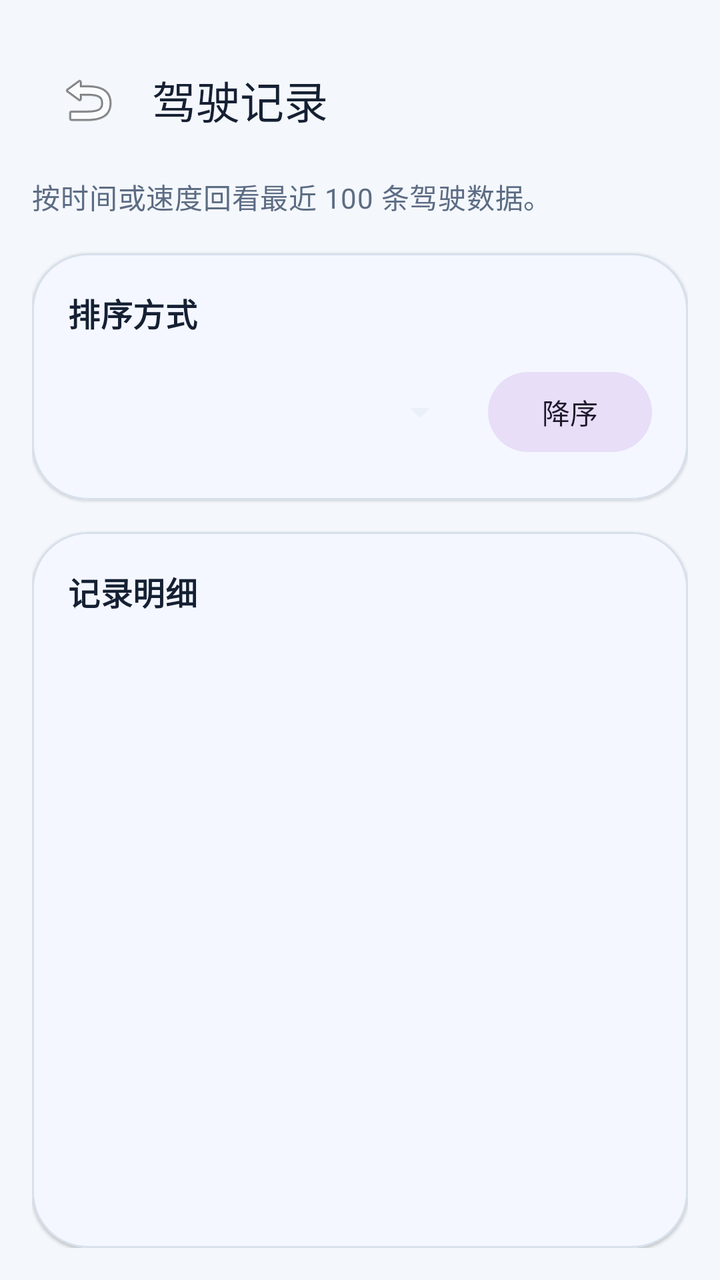
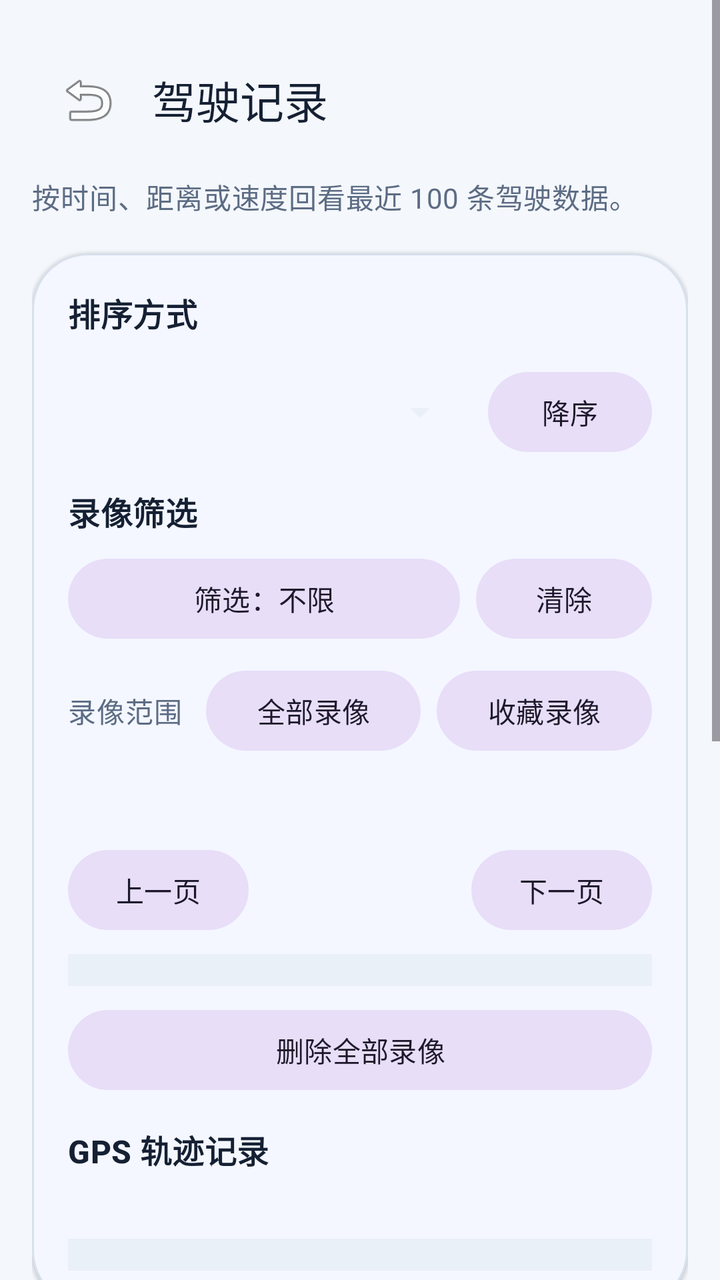

An Android layout rendered at two revisions. The XML below is the earlier revision; the diff shows what the commit changed to produce the second picture.
<!-- AndroidManifest.xml: application theme Theme.CarSpeed -->
<!-- res/layout/activity_history.xml -->
<?xml version="1.0" encoding="utf-8"?>
<LinearLayout xmlns:android="http://schemas.android.com/apk/res/android"
    xmlns:app="http://schemas.android.com/apk/res-auto"
    android:layout_width="match_parent"
    android:layout_height="match_parent"
    android:background="@color/brand_sand"
    android:orientation="vertical"
    android:paddingStart="16dp"
    android:paddingTop="18dp"
    android:paddingEnd="16dp"
    android:paddingBottom="16dp">

    <com.google.android.material.appbar.MaterialToolbar
        android:id="@+id/toolbar"
        android:layout_width="match_parent"
        android:layout_height="wrap_content"
        android:backgroundTint="@android:color/transparent"
        app:navigationIcon="@android:drawable/ic_menu_revert"
        app:title="@string/history_title"
        app:titleTextColor="@color/text_primary" />

    <TextView
        android:layout_width="match_parent"
        android:layout_height="wrap_content"
        android:layout_marginTop="6dp"
        android:text="@string/history_subtitle"
        android:textAppearance="@style/TextAppearance.CarSpeed.Body" />

    <com.google.android.material.card.MaterialCardView
        android:layout_width="match_parent"
        android:layout_height="wrap_content"
        android:layout_marginTop="18dp"
        style="@style/Widget.CarSpeed.Card">

        <LinearLayout
            android:layout_width="match_parent"
            android:layout_height="wrap_content"
            android:orientation="vertical"
            android:padding="18dp">

            <TextView
                android:id="@+id/tvSortLabel"
                android:layout_width="wrap_content"
                android:layout_height="wrap_content"
                android:text="@string/sort_label"
                android:textAppearance="@style/TextAppearance.CarSpeed.SectionTitle" />

            <LinearLayout
                android:layout_width="match_parent"
                android:layout_height="wrap_content"
                android:layout_marginTop="12dp"
                android:gravity="center_vertical"
                android:orientation="horizontal">

                <Spinner
                    android:id="@+id/spSortField"
                    android:layout_width="0dp"
                    android:layout_height="52dp"
                    android:layout_weight="1"
                    android:backgroundTint="@color/surface_secondary" />

                <com.google.android.material.button.MaterialButton
                    android:id="@+id/btnSortOrder"
                    style="@style/Widget.Material3.Button.TonalButton"
                    android:layout_width="wrap_content"
                    android:layout_height="wrap_content"
                    android:layout_marginStart="10dp"
                    android:minWidth="82dp"
                    android:text="降序" />
            </LinearLayout>
        </LinearLayout>
    </com.google.android.material.card.MaterialCardView>

    <com.google.android.material.card.MaterialCardView
        android:layout_width="match_parent"
        android:layout_height="0dp"
        android:layout_marginTop="16dp"
        android:layout_weight="1"
        style="@style/Widget.CarSpeed.Card">

        <LinearLayout
            android:layout_width="match_parent"
            android:layout_height="match_parent"
            android:orientation="vertical"
            android:padding="18dp">

            <TextView
                android:layout_width="match_parent"
                android:layout_height="wrap_content"
                android:text="@string/history_panel_title"
                android:textAppearance="@style/TextAppearance.CarSpeed.SectionTitle" />

            <ScrollView
                android:layout_width="match_parent"
                android:layout_height="0dp"
                android:layout_marginTop="12dp"
                android:layout_weight="1">

                <TextView
                    android:id="@+id/tvHistory"
                    android:layout_width="match_parent"
                    android:layout_height="wrap_content"
                    android:fontFamily="monospace"
                    android:lineSpacingExtra="6dp"
                    android:paddingBottom="4dp"
                    android:textColor="@color/text_primary"
                    android:textSize="13sp" />
            </ScrollView>
        </LinearLayout>
    </com.google.android.material.card.MaterialCardView>
</LinearLayout>
<!-- resources referenced by this layout -->
<resources>
  <color name="brand_sand">#F4F7FB</color>
  <color name="surface_secondary">#EAF0F8</color>
  <color name="text_primary">#152033</color>
  <string name="history_panel_title">记录明细</string>
  <string name="history_subtitle">按时间或速度回看最近 100 条驾驶数据。</string>
  <string name="history_title">驾驶记录</string>
  <string name="sort_label">排序方式</string>
  <style name="TextAppearance.CarSpeed.Body" parent="TextAppearance.Material3.BodyMedium">
          <item name="android:textColor">@color/text_secondary</item>
      </style>
  <style name="TextAppearance.CarSpeed.SectionTitle" parent="TextAppearance.Material3.TitleMedium">
          <item name="android:textColor">@color/text_primary</item>
          <item name="android:textStyle">bold</item>
      </style>
  <style name="Widget.CarSpeed.Card" parent="Widget.Material3.CardView.Elevated">
          <item name="cardBackgroundColor">@color/surface_primary</item>
          <item name="strokeColor">@color/divider_soft</item>
          <item name="strokeWidth">1dp</item>
          <item name="cardCornerRadius">28dp</item>
      </style>
  <style name="Theme.CarSpeed" parent="Theme.Material3.DayNight.NoActionBar">
          <item name="colorPrimary">@color/brand_blue</item>
          <item name="colorSecondary">@color/brand_teal</item>
          <item name="colorSurface">@color/surface_primary</item>
          <item name="android:colorBackground">@color/brand_sand</item>
          <item name="android:statusBarColor">@android:color/transparent</item>
          <item name="android:navigationBarColor">@color/brand_navy</item>
          <item name="android:windowLightStatusBar">true</item>
          <item name="materialCardViewFilledStyle">@style/Widget.CarSpeed.Card</item>
      </style>
  <color name="text_secondary">#5C6C84</color>
  <color name="surface_primary">#FFFFFF</color>
  <color name="divider_soft">#D7E0EB</color>
  <color name="brand_blue">#2E6BFF</color>
  <color name="brand_teal">#1FB8A6</color>
  <color name="brand_navy">#0E1A2B</color>
</resources>

<!-- the commit's change to res/layout/activity_history.xml (unified diff, before → after) -->
@@ -1,14 +1,19 @@
 <?xml version="1.0" encoding="utf-8"?>
-<LinearLayout xmlns:android="http://schemas.android.com/apk/res/android"
+<ScrollView xmlns:android="http://schemas.android.com/apk/res/android"
     xmlns:app="http://schemas.android.com/apk/res-auto"
     android:layout_width="match_parent"
     android:layout_height="match_parent"
     android:background="@color/brand_sand"
-    android:orientation="vertical"
-    android:paddingStart="16dp"
-    android:paddingTop="18dp"
-    android:paddingEnd="16dp"
-    android:paddingBottom="16dp">
+    android:fillViewport="true">
+
+    <LinearLayout
+        android:layout_width="match_parent"
+        android:layout_height="wrap_content"
+        android:orientation="vertical"
+        android:paddingStart="16dp"
+        android:paddingTop="18dp"
+        android:paddingEnd="16dp"
+        android:paddingBottom="16dp">
 
     <com.google.android.material.appbar.MaterialToolbar
         android:id="@+id/toolbar"
@@ -68,14 +73,154 @@
                     android:minWidth="82dp"
                     android:text="降序" />
             </LinearLayout>
+
+            <TextView
+                android:id="@+id/tvVideoTimeFilterLabel"
+                android:layout_width="wrap_content"
+                android:layout_height="wrap_content"
+                android:layout_marginTop="12dp"
+                android:text="@string/video_filter_label"
+                android:textAppearance="@style/TextAppearance.CarSpeed.SectionTitle" />
+
+            <LinearLayout
+                android:layout_width="match_parent"
+                android:layout_height="wrap_content"
+                android:layout_marginTop="8dp"
+                android:gravity="center_vertical"
+                android:orientation="horizontal">
+
+                <com.google.android.material.button.MaterialButton
+                    android:id="@+id/btnVideoFilterDialog"
+                    style="@style/Widget.Material3.Button.TonalButton"
+                    android:layout_width="0dp"
+                    android:layout_height="wrap_content"
+                    android:layout_weight="1"
+                    android:text="@string/video_filter_none" />
+
+                <com.google.android.material.button.MaterialButton
+                    android:id="@+id/btnVideoFilterClear"
+                    style="@style/Widget.Material3.Button.TonalButton"
+                    android:layout_width="wrap_content"
+                    android:layout_height="wrap_content"
+                    android:layout_marginStart="8dp"
+                    android:text="@string/video_filter_clear" />
+            </LinearLayout>
+
+            <LinearLayout
+                android:layout_width="match_parent"
+                android:layout_height="wrap_content"
+                android:layout_marginTop="8dp"
+                android:gravity="center_vertical"
+                android:orientation="horizontal">
+
+                <TextView
+                    android:layout_width="wrap_content"
+                    android:layout_height="wrap_content"
+                    android:layout_marginEnd="12dp"
+                    android:text="@string/video_scope_label"
+                    android:textAppearance="@style/TextAppearance.CarSpeed.Body" />
+
+                <com.google.android.material.button.MaterialButton
+                    android:id="@+id/btnVideoScopeAll"
+                    style="@style/Widget.Material3.Button.TonalButton"
+                    android:layout_width="0dp"
+                    android:layout_height="wrap_content"
+                    android:layout_weight="1"
+                    android:text="@string/video_scope_all" />
+
+                <com.google.android.material.button.MaterialButton
+                    android:id="@+id/btnVideoScopeFavorites"
+                    style="@style/Widget.Material3.Button.TonalButton"
+                    android:layout_width="0dp"
+                    android:layout_height="wrap_content"
+                    android:layout_marginStart="8dp"
+                    android:layout_weight="1"
+                    android:text="@string/video_scope_favorites" />
+            </LinearLayout>
+
+            <TextView
+                android:id="@+id/tvVideoSummary"
+                android:layout_width="match_parent"
+                android:layout_height="wrap_content"
+                android:layout_marginTop="12dp"
+                android:textAppearance="@style/TextAppearance.CarSpeed.SectionTitle" />
+
+            <LinearLayout
+                android:layout_width="match_parent"
+                android:layout_height="wrap_content"
+                android:layout_marginTop="8dp"
+                android:gravity="center_vertical"
+                android:orientation="horizontal">
+
+                <com.google.android.material.button.MaterialButton
+                    android:id="@+id/btnVideoPrevPage"
+                    style="@style/Widget.Material3.Button.TonalButton"
+                    android:layout_width="wrap_content"
+                    android:layout_height="wrap_content"
+                    android:text="@string/page_previous" />
+
+                <TextView
+                    android:id="@+id/tvVideoPage"
+                    android:layout_width="0dp"
+                    android:layout_height="wrap_content"
+                    android:layout_weight="1"
+                    android:gravity="center"
+                    android:textAppearance="@style/TextAppearance.CarSpeed.Body" />
+
+                <com.google.android.material.button.MaterialButton
+                    android:id="@+id/btnVideoNextPage"
+                    style="@style/Widget.Material3.Button.TonalButton"
+                    android:layout_width="wrap_content"
+                    android:layout_height="wrap_content"
+                    android:text="@string/page_next" />
+            </LinearLayout>
+
+            <LinearLayout
+                android:id="@+id/layoutVideoList"
+                android:layout_width="match_parent"
+                android:layout_height="wrap_content"
+                android:layout_marginTop="8dp"
+                android:background="@color/surface_secondary"
+                android:orientation="vertical"
+                android:padding="8dp" />
+
+            <com.google.android.material.button.MaterialButton
+                android:id="@+id/btnDeleteAllVideos"
+                style="@style/Widget.Material3.Button.TonalButton"
+                android:layout_width="match_parent"
+                android:layout_height="wrap_content"
+                android:layout_marginTop="8dp"
+                android:text="@string/video_delete_all" />
+
+            <TextView
+                android:layout_width="match_parent"
+                android:layout_height="wrap_content"
+                android:layout_marginTop="14dp"
+                android:text="@string/gps_track_history_title"
+                android:textAppearance="@style/TextAppearance.CarSpeed.SectionTitle" />
+
+            <TextView
+                android:id="@+id/tvGpsTrackSummary"
+                android:layout_width="match_parent"
+                android:layout_height="wrap_content"
+                android:layout_marginTop="6dp"
+                android:textAppearance="@style/TextAppearance.CarSpeed.Body" />
+
+            <LinearLayout
+                android:id="@+id/layoutGpsTrackList"
+                android:layout_width="match_parent"
+                android:layout_height="wrap_content"
+                android:layout_marginTop="8dp"
+                android:background="@color/surface_secondary"
+                android:orientation="vertical"
+                android:padding="8dp" />
         </LinearLayout>
     </com.google.android.material.card.MaterialCardView>
 
     <com.google.android.material.card.MaterialCardView
         android:layout_width="match_parent"
-        android:layout_height="0dp"
+        android:layout_height="420dp"
         android:layout_marginTop="16dp"
-        android:layout_weight="1"
         style="@style/Widget.CarSpeed.Card">
 
         <LinearLayout
@@ -108,4 +253,5 @@
             </ScrollView>
         </LinearLayout>
     </com.google.android.material.card.MaterialCardView>
-</LinearLayout>
+    </LinearLayout>
+</ScrollView>
<!-- resource entries referenced after the edit -->
@@ -3,10 +3,20 @@
   <color name="brand_sand">#F4F7FB</color>
   <color name="surface_secondary">#EAF0F8</color>
   <color name="text_primary">#152033</color>
+  <string name="gps_track_history_title">GPS 轨迹记录</string>
   <string name="history_panel_title">记录明细</string>
-  <string name="history_subtitle">按时间或速度回看最近 100 条驾驶数据。</string>
+  <string name="history_subtitle">按时间、距离或速度回看最近 100 条驾驶数据。</string>
   <string name="history_title">驾驶记录</string>
+  <string name="page_next">下一页</string>
+  <string name="page_previous">上一页</string>
   <string name="sort_label">排序方式</string>
+  <string name="video_delete_all">删除全部录像</string>
+  <string name="video_filter_clear">清除</string>
+  <string name="video_filter_label">录像筛选</string>
+  <string name="video_filter_none">筛选：不限</string>
+  <string name="video_scope_all">全部录像</string>
+  <string name="video_scope_favorites">收藏录像</string>
+  <string name="video_scope_label">录像范围</string>
   <style name="TextAppearance.CarSpeed.Body" parent="TextAppearance.Material3.BodyMedium">
           <item name="android:textColor">@color/text_secondary</item>
       </style>
